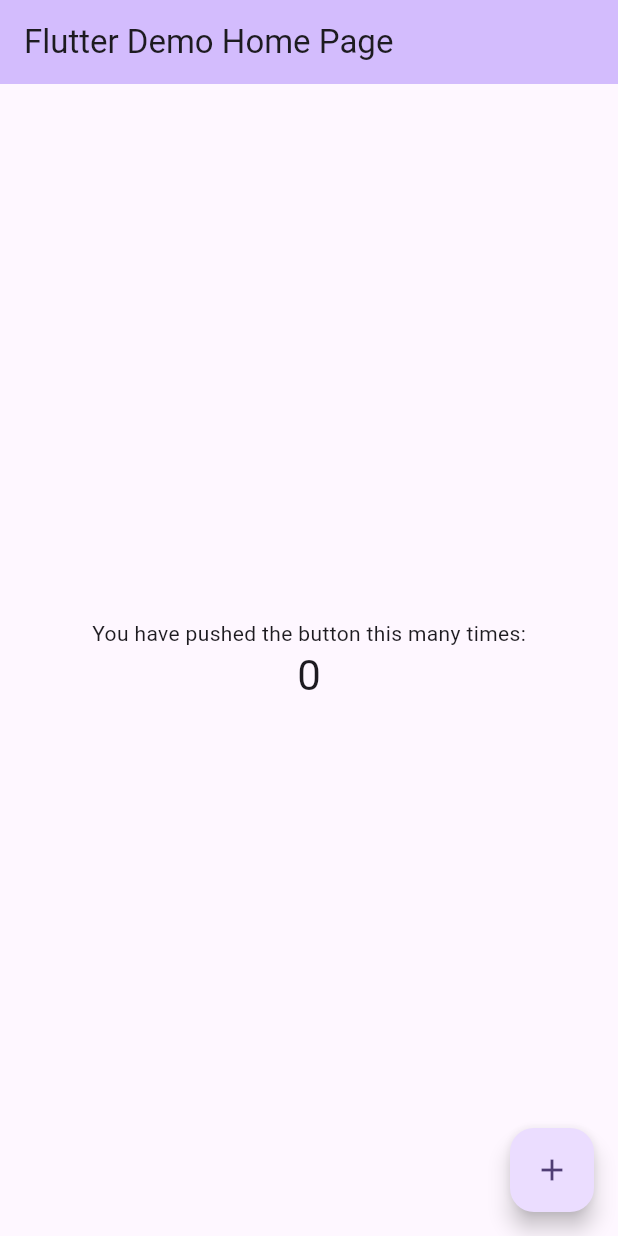
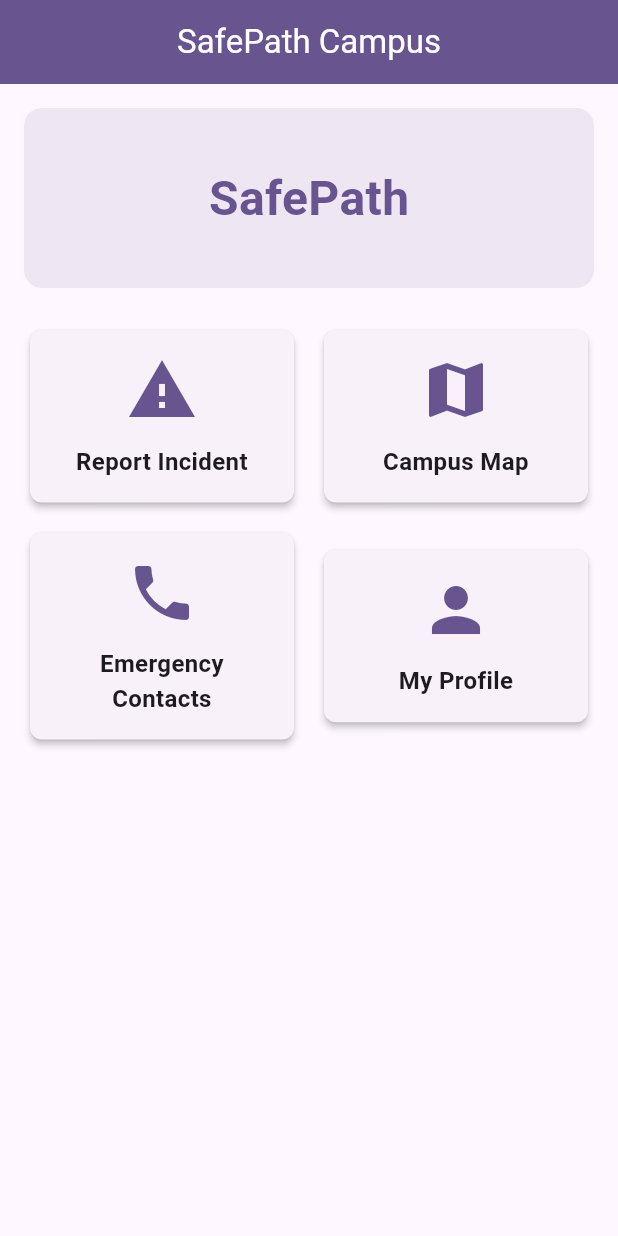
Before and after one commit to ridmi02/safepath-campus, a Flutter app: the screen it shows after launch, on a phone screen of 412 x 824 dp. Run offline on Flutter 3.47's test engine with Material 3 defaults, Android fonts, the phone set to English and light mode, and no system bars.

Commit message:
Deploy and Home page

```diff
--- a/lib/main.dart
+++ b/lib/main.dart
@@ -7,115 +7,135 @@ void main() {
 class MyApp extends StatelessWidget {
   const MyApp({super.key});
 
-  // This widget is the root of your application.
+  // Root of the application with custom theme
   @override
   Widget build(BuildContext context) {
+    final colorScheme = ColorScheme.fromSeed(seedColor: Colors.deepPurple);
     return MaterialApp(
-      title: 'Flutter Demo',
+      title: 'SafePath Campus',
       theme: ThemeData(
-        // This is the theme of your application.
-        //
-        // TRY THIS: Try running your application with "flutter run". You'll see
-        // the application has a purple toolbar. Then, without quitting the app,
-        // try changing the seedColor in the colorScheme below to Colors.green
-        // and then invoke "hot reload" (save your changes or press the "hot
-        // reload" button in a Flutter-supported IDE, or press "r" if you used
-        // the command line to start the app).
-        //
-        // Notice that the counter didn't reset back to zero; the application
-        // state is not lost during the reload. To reset the state, use hot
-        // restart instead.
-        //
-        // This works for code too, not just values: Most code changes can be
-        // tested with just a hot reload.
-        colorScheme: .fromSeed(seedColor: Colors.deepPurple),
+        colorScheme: colorScheme,
+        useMaterial3: true,
+        appBarTheme: AppBarTheme(
+          backgroundColor: colorScheme.primary,
+          foregroundColor: colorScheme.onPrimary,
+        ),
       ),
-      home: const MyHomePage(title: 'Flutter Demo Home Page'),
+      home: const MyHomePage(),
     );
   }
 }
 
-class MyHomePage extends StatefulWidget {
-  const MyHomePage({super.key, required this.title});
-
-  // This widget is the home page of your application. It is stateful, meaning
-  // that it has a State object (defined below) that contains fields that affect
-  // how it looks.
-
-  // This class is the configuration for the state. It holds the values (in this
-  // case the title) provided by the parent (in this case the App widget) and
-  // used by the build method of the State. Fields in a Widget subclass are
-  // always marked "final".
-
-  final String title;
-
-  @override
-  State<MyHomePage> createState() => _MyHomePageState();
-}
-
-class _MyHomePageState extends State<MyHomePage> {
-  int _counter = 0;
-
-  void _incrementCounter() {
-    setState(() {
-      // This call to setState tells the Flutter framework that something has
-      // changed in this State, which causes it to rerun the build method below
-      // so that the display can reflect the updated values. If we changed
-      // _counter without calling setState(), then the build method would not be
-      // called again, and so nothing would appear to happen.
-      _counter++;
-    });
-  }
+// Updated home screen for SafePath Campus
+class MyHomePage extends StatelessWidget {
+  const MyHomePage({super.key});
 
   @override
   Widget build(BuildContext context) {
-    // This method is rerun every time setState is called, for instance as done
-    // by the _incrementCounter method above.
-    //
-    // The Flutter framework has been optimized to make rerunning build methods
-    // fast, so that you can just rebuild anything that needs updating rather
-    // than having to individually change instances of widgets.
+    final colorScheme = Theme.of(context).colorScheme;
     return Scaffold(
       appBar: AppBar(
-        // TRY THIS: Try changing the color here to a specific color (to
-        // Colors.amber, perhaps?) and trigger a hot reload to see the AppBar
-        // change color while the other colors stay the same.
-        backgroundColor: Theme.of(context).colorScheme.inversePrimary,
-        // Here we take the value from the MyHomePage object that was created by
-        // the App.build method, and use it to set our appbar title.
-        title: Text(widget.title),
+        title: const Text('SafePath Campus'),
+        centerTitle: true,
       ),
-      body: Center(
-        // Center is a layout widget. It takes a single child and positions it
-        // in the middle of the parent.
+      body: Padding(
+        padding: const EdgeInsets.all(16.0),
         child: Column(
-          // Column is also a layout widget. It takes a list of children and
-          // arranges them vertically. By default, it sizes itself to fit its
-          // children horizontally, and tries to be as tall as its parent.
-          //
-          // Column has various properties to control how it sizes itself and
-          // how it positions its children. Here we use mainAxisAlignment to
-          // center the children vertically; the main axis here is the vertical
-          // axis because Columns are vertical (the cross axis would be
-          // horizontal).
-          //
-          // TRY THIS: Invoke "debug painting" (choose the "Toggle Debug Paint"
-          // action in the IDE, or press "p" in the console), to see the
-          // wireframe for each widget.
-          mainAxisAlignment: .center,
+          crossAxisAlignment: CrossAxisAlignment.stretch,
           children: [
-            const Text('You have pushed the button this many times:'),
-            Text(
-              '$_counter',
-              style: Theme.of(context).textTheme.headlineMedium,
+            // Hero / logo placeholder
+            Container(
+              height: 120,
+              decoration: BoxDecoration(
+                color: colorScheme.primary.withAlpha((0.1 * 255).round()),
+                borderRadius: BorderRadius.circular(12),
+              ),
+              child: Center(
+                child: Text(
+                  'SafePath',
+                  style: TextStyle(
+                    fontSize: 32,
+                    fontWeight: FontWeight.bold,
+                    color: colorScheme.primary,
+                  ),
+                ),
+              ),
+            ),
+            const SizedBox(height: 24),
+            Expanded(
+              child: Column(
+                children: [
+                  Row(
+                    children: const [
+                      Expanded(
+                          child: _FeatureCard(
+                              icon: Icons.warning,
+                              label: 'Report Incident')),
+                      SizedBox(width: 12),
+                      Expanded(
+                          child: _FeatureCard(
+                              icon: Icons.map, label: 'Campus Map')),
+                    ],
+                  ),
+                  const SizedBox(height: 12),
+                  Row(
+                    children: const [
+                      Expanded(
+                          child: _FeatureCard(
+                              icon: Icons.phone,
+                              label: 'Emergency Contacts')),
+                      SizedBox(width: 12),
+                      Expanded(
+                          child: _FeatureCard(
+                              icon: Icons.person, label: 'My Profile')),
+                    ],
+                  ),
+                ],
+              ),
             ),
           ],
         ),
       ),
-      floatingActionButton: FloatingActionButton(
-        onPressed: _incrementCounter,
-        tooltip: 'Increment',
-        child: const Icon(Icons.add),
+    );
+  }
+}
+
+class _FeatureCard extends StatelessWidget {
+  final IconData icon;
+  final String label;
+
+  const _FeatureCard({required this.icon, required this.label});
+
+  @override
+  Widget build(BuildContext context) {
+    final colorScheme = Theme.of(context).colorScheme;
+    return Card(
+      shape: RoundedRectangleBorder(borderRadius: BorderRadius.circular(8)),
+      elevation: 2,
+      child: InkWell(
+        onTap: () {
+          // TODO: navigate to feature
+        },
+        borderRadius: BorderRadius.circular(8),
+        child: Padding(
+          padding: const EdgeInsets.all(16.0),
+          child: Column(
+            mainAxisAlignment: MainAxisAlignment.center,
+            children: [
+              Icon(icon, size: 48, color: colorScheme.primary),
+              const SizedBox(height: 12),
+              Text(
+                label,
+                textAlign: TextAlign.center,
+                style: TextStyle(
+                  fontSize: 16,
+                  fontWeight: FontWeight.w600,
+                  color: colorScheme.onSurface,
+                ),
+              ),
+            ],
+          ),
+        ),
       ),
     );
   }
```
Also changed, not shown: 2 other files.
